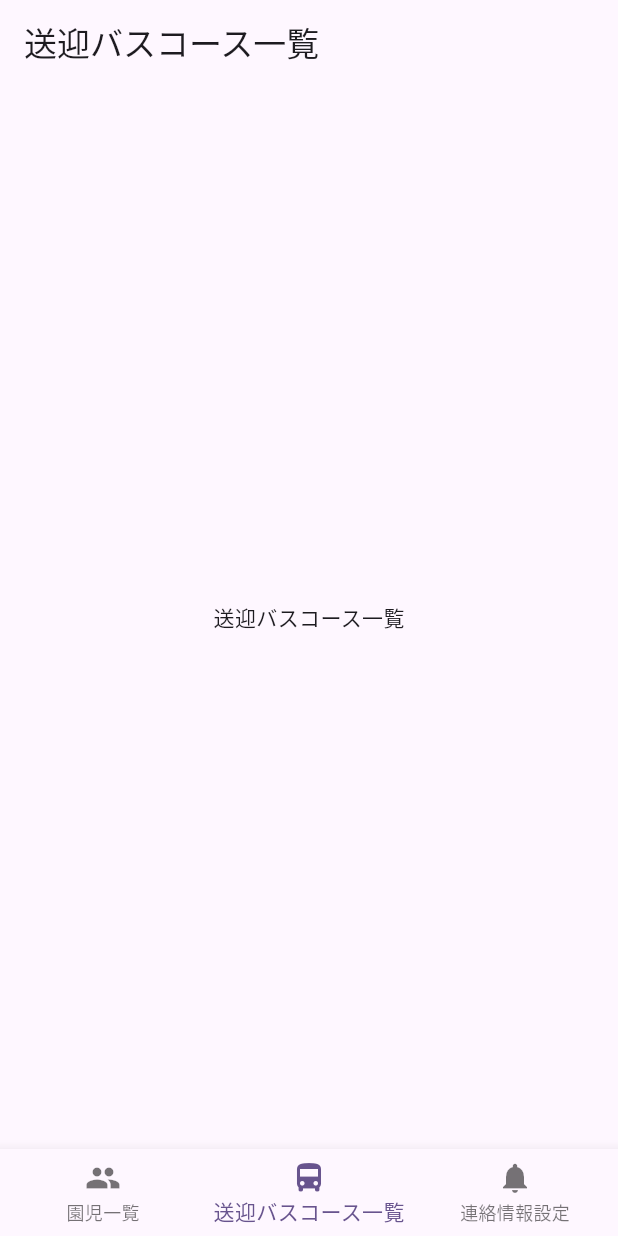
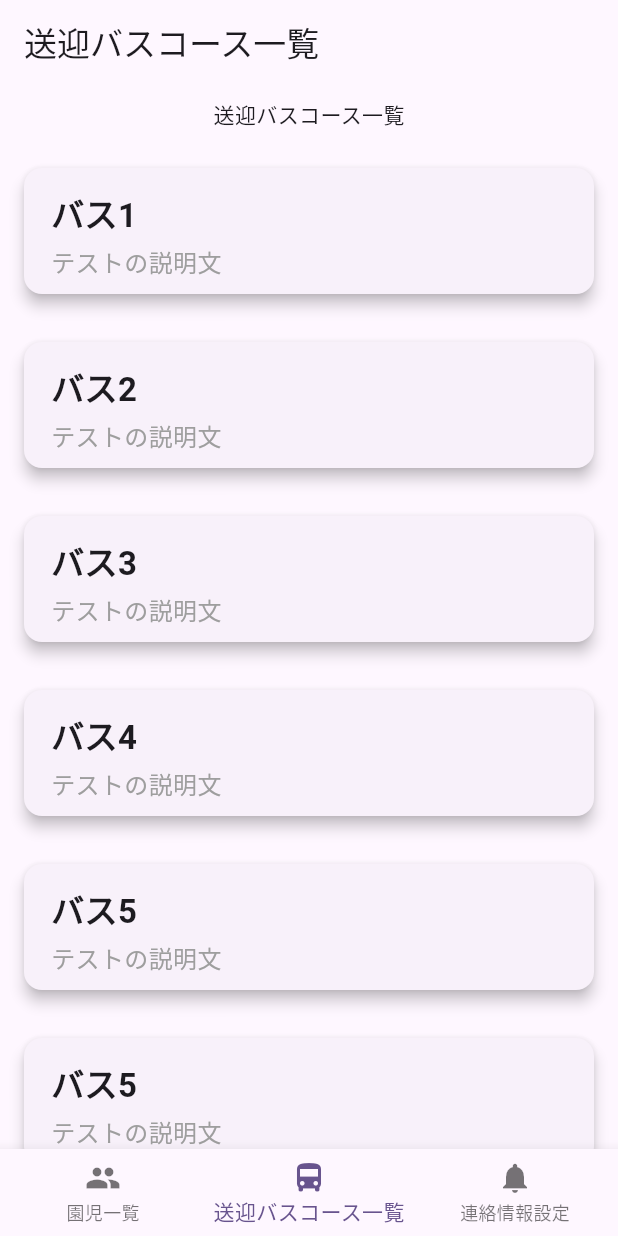
Before and after one commit to GreenTeaProgrammers/WhereChildBus, a Flutter app: the screen it shows after launch, item 2 of the bottom bar chosen, on a phone screen of 412 x 824 dp. Run offline on Flutter 3.47's test engine with Material 3 defaults, Android fonts, the phone set to English and light mode, and no system bars.

Commit message:
feat[表示]:バスのリスト表示を追加

```diff
--- a/frontend/where_child_bus/lib/pages/bus_list_page/bus_list_page.dart
+++ b/frontend/where_child_bus/lib/pages/bus_list_page/bus_list_page.dart
@@ -8,15 +8,100 @@ class BusListPage extends StatefulWidget {
 }
 
 class _BusListPageState extends State<BusListPage> {
+  final items = ["バス1", "バス2", "バス3", "バス4", "バス5", "バス5", "バス5", "バス5", "バス5"];
+
+
   @override
   Widget build(BuildContext context) {
-    return const Center(
+    return Center(
       child: Column(
         mainAxisAlignment: MainAxisAlignment.center,
         children: <Widget>[
-          Text(
-            '送迎バスコース一覧',
-          ),
+          pageTitle(),
+          Expanded(
+            child: listViewBuilder(),
+          )
+        ],
+      ),
+    );
+  }
+
+  Widget pageTitle() {
+    return const Padding(
+      padding:  EdgeInsets.all(10),
+      child:  Text(
+        '送迎バスコース一覧',
+      ),
+    );
+  }
+
+  Widget listViewBuilder() {
+    return ListView.builder(
+      //TODO: 実際にはAPIからデータを取得
+      itemCount: items.length,
+      itemBuilder: (BuildContext context, int index) {
+        return busListCard(items[index]);
+      },
+    );
+  }
+
+  Widget busListCard(String name) {
+    return Card(
+      elevation: 4,
+      margin: const EdgeInsets.all(16),
+      clipBehavior: Clip.antiAliasWithSaveLayer,
+      child: busNameAndDescription(name),
+    );
+  }
+
+  Widget busPhoto() {
+    return SizedBox(
+      width: 100,
+      height: 100,
+      child: Card(
+        child: Text("ここに画像が来る")
+      ),
+    );
+  }
+
+  Widget busName(name) {
+    return Container(
+      width: double.infinity,
+      padding:
+          const EdgeInsets.symmetric(vertical: 4, horizontal: 8),
+      child: Text(
+        name,
+        style: const TextStyle(
+          fontWeight: FontWeight.w600,
+          fontSize: 22,
+        ),
+      ),
+    );
+  }
+
+  Widget busDescription(String description) {
+    return Container(
+      width: double.infinity,
+      padding: const EdgeInsets.symmetric(horizontal: 8),
+      child:  Text(
+        description,
+        style: const TextStyle(
+          color: Colors.grey,
+          fontSize: 16,
+        ),
+        overflow: TextOverflow.ellipsis,
+        maxLines: 2,
+      ),
+    );
+  }
+
+  Widget busNameAndDescription(String name) {
+    return Padding(
+      padding: const EdgeInsets.all(10),
+      child: Column(
+        children: [
+          busName(name),
+          busDescription("テストの説明文")
         ],
       ),
     );
```
